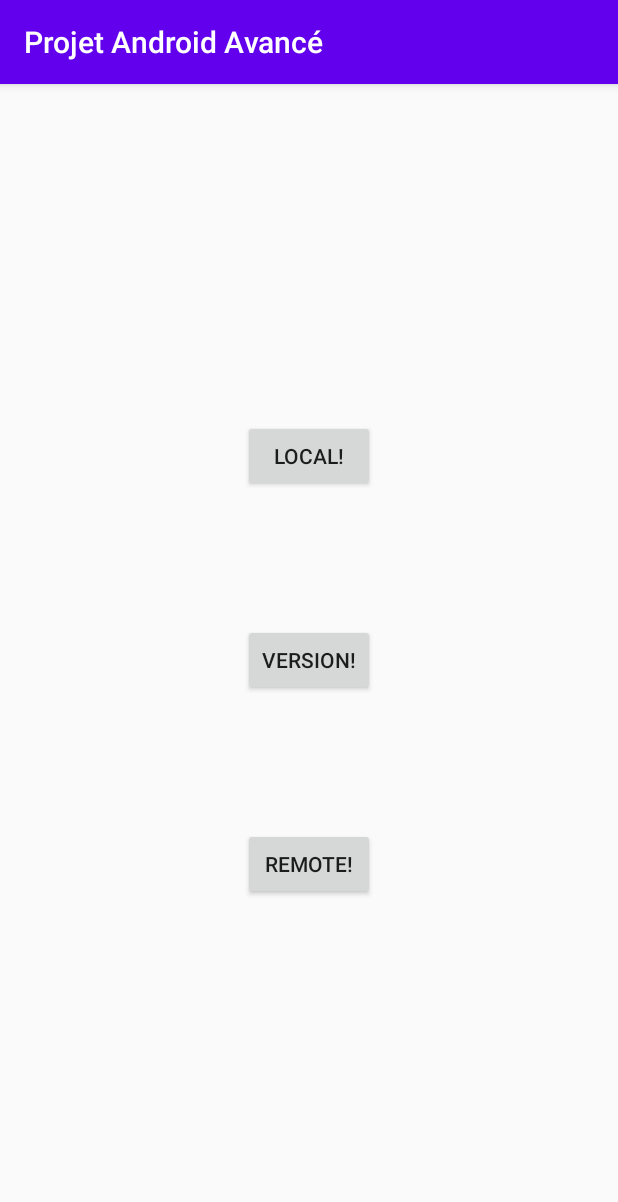
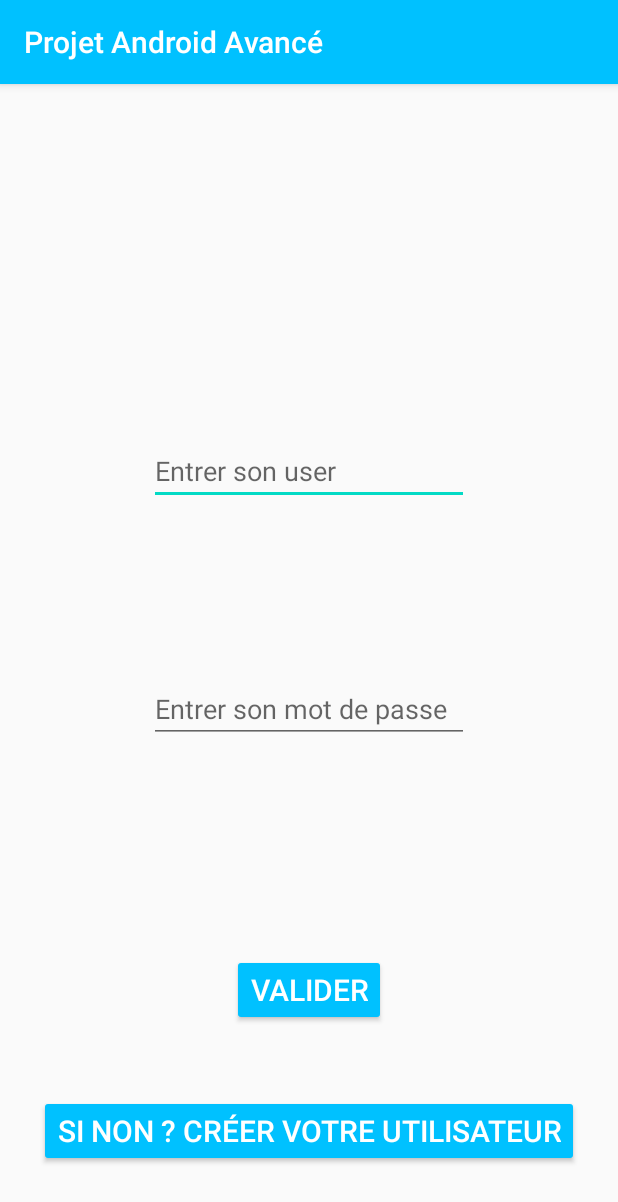
Before and after one commit to s-jeremy/Android_App_Project, an Android app: the screen it shows after launch (MainActivity before the commit, LoginActivity after it), on a phone screen of 412 x 824 dp. Shown: the top 1202 px of the screen. Run offline under Robolectric (Android 15) with nearby library versions, the phone set to English and light mode, and no system bars.

Commit message:
Add Activity UserCreation/Login + Layout + Binding Build Graddle

```diff
--- a/app/build.gradle
+++ b/app/build.gradle
@@ -6,6 +6,10 @@ apply plugin: 'kotlin-kapt'
 android {
     compileSdkVersion android_target_version
     buildToolsVersion "29.0.3"
+
+    buildFeatures {
+        viewBinding true
+    }
 
     defaultConfig {
         applicationId "com.android_app_project.app"
--- a/app/src/main/AndroidManifest.xml
+++ b/app/src/main/AndroidManifest.xml
@@ -13,6 +13,8 @@
         android:supportsRtl="true"
         android:theme="@style/AppTheme">
         <activity android:name="com.android_app_project.app.ui.view.info.InfoActivity"/>
+        <activity android:name="com.android_app_project.app.ui.view.login.LoginActivity"/>
+        <activity android:name="com.android_app_project.app.ui.view.user_creation.UserCreationActivity"/>
         <activity android:name="com.android_app_project.app.ui.view.splash.SplashActivity">
             <intent-filter>
                 <action android:name="android.intent.action.MAIN" />
--- /dev/null
+++ b/app/src/main/java/com/android_app_project/app/ui/view/login/LoginActivity.kt
@@ -0,0 +1,37 @@
+package com.android_app_project.app.ui.view.login
+
+import android.content.Context
+import android.content.Intent
+import android.os.Bundle
+import androidx.appcompat.app.AppCompatActivity
+import com.android_app_project.app.R
+import com.android_app_project.app.databinding.ActivityLoginBinding
+import com.android_app_project.app.ui.view.user_creation.UserCreationActivity
+import org.koin.android.viewmodel.ext.android.viewModel
+
+class LoginActivity : AppCompatActivity()  {
+
+    companion object {
+        fun getStartIntent(ctx: Context): Intent {
+            return Intent(ctx, LoginActivity::class.java)
+        }
+    }
+
+    private lateinit var binding: ActivityLoginBinding
+
+    private val myViewModel: LoginViewModel by viewModel()
+
+    override fun onCreate(savedInstanceState: Bundle?) {
+        super.onCreate(savedInstanceState)
+        setContentView(R.layout.activity_login)
+
+        // Binding de la vue
+        binding = ActivityLoginBinding.inflate(layoutInflater)
+        setContentView(binding.root)
+
+        binding.buttonCreateUser.setOnClickListener {
+            startActivity(UserCreationActivity.getStartIntent(this))
+        }
+
+    }
+}
--- a/app/src/main/java/com/android_app_project/app/ui/view/splash/SplashActivity.kt
+++ b/app/src/main/java/com/android_app_project/app/ui/view/splash/SplashActivity.kt
@@ -5,7 +5,7 @@ import android.os.Handler
 import android.os.Looper
 import androidx.appcompat.app.AppCompatActivity
 import com.android_app_project.app.R
-import com.android_app_project.app.ui.view.main.MainActivity
+import com.android_app_project.app.ui.view.login.LoginActivity
 
 class SplashActivity : AppCompatActivity()  {
 
@@ -15,12 +15,12 @@ class SplashActivity : AppCompatActivity()  {
 
         Handler(Looper.getMainLooper()).postDelayed({
             startActivity(
-                MainActivity.getStartIntent(
+                LoginActivity.getStartIntent(
                     this
                 )
             )
             finish()
-        }, 5000)        // Durée de l'activité : 5 sec et lancement de la MainActivity
+        }, 5000)        // Durée de l'activité : 5 sec et lancement de la LoginActivity
 
     }
 
--- /dev/null
+++ b/app/src/main/res/layout/activity_login.xml
@@ -0,0 +1,65 @@
+<?xml version="1.0" encoding="utf-8"?>
+<androidx.constraintlayout.widget.ConstraintLayout xmlns:android="http://schemas.android.com/apk/res/android"
+    xmlns:app="http://schemas.android.com/apk/res-auto"
+    xmlns:tools="http://schemas.android.com/tools"
+    android:layout_width="match_parent"
+    android:layout_height="match_parent"
+    tools:context=".ui.view.login.LoginActivity">
+
+    <EditText
+        android:id="@+id/userLogin"
+        android:layout_width="wrap_content"
+        android:layout_height="wrap_content"
+        android:ems="10"
+        android:hint="@string/inputUserLogin"
+        app:layout_constraintBottom_toBottomOf="parent"
+        app:layout_constraintEnd_toEndOf="parent"
+        app:layout_constraintStart_toStartOf="parent"
+        app:layout_constraintTop_toTopOf="parent"
+        app:layout_constraintVertical_bias="0.326"
+        android:autofillHints="User"/>
+
+    <EditText
+        android:id="@+id/passwordLogin"
+        android:layout_width="wrap_content"
+        android:layout_height="wrap_content"
+        android:ems="10"
+        android:hint="@string/inputPasswordLogin"
+        app:layout_constraintBottom_toBottomOf="parent"
+        app:layout_constraintEnd_toEndOf="parent"
+        app:layout_constraintStart_toStartOf="parent"
+        app:layout_constraintTop_toTopOf="@id/userLogin"
+        app:layout_constraintVertical_bias="0.326"
+        android:autofillHints="Password"/>
+
+    <Button
+        android:id="@+id/buttonValidate"
+        android:layout_width="wrap_content"
+        android:layout_height="wrap_content"
+        android:text="@string/validate"
+        android:textColor="@color/colorSecondary"
+        android:textSize="20dp"
+        app:backgroundTint="@color/colorPrimary"
+        app:layout_constraintBottom_toBottomOf="parent"
+        app:layout_constraintEnd_toEndOf="parent"
+        app:layout_constraintStart_toStartOf="parent"
+        app:layout_constraintTop_toBottomOf="@+id/passwordLogin"
+        app:rippleColor="@color/colorPrimary" />
+
+    <Button
+        android:id="@+id/buttonCreateUser"
+        android:layout_width="wrap_content"
+        android:layout_height="wrap_content"
+        android:text="@string/userCreation"
+        android:textColor="@color/colorSecondary"
+        android:textSize="20dp"
+        app:backgroundTint="@color/colorPrimary"
+        app:layout_constraintBottom_toBottomOf="parent"
+        app:layout_constraintEnd_toEndOf="parent"
+        app:layout_constraintStart_toStartOf="parent"
+        app:layout_constraintTop_toBottomOf="@+id/buttonValidate"
+        app:rippleColor="@color/colorPrimary" />
+
+
+
+</androidx.constraintlayout.widget.ConstraintLayout>
--- a/app/src/main/res/values/colors.xml
+++ b/app/src/main/res/values/colors.xml
@@ -1,6 +1,7 @@
 <?xml version="1.0" encoding="utf-8"?>
 <resources>
-    <color name="colorPrimary">#6200EE</color>
+    <color name="colorPrimary">#00C1FF</color>
     <color name="colorPrimaryDark">#3700B3</color>
+    <color name="colorSecondary">#FFFFFF</color>
     <color name="colorAccent">#03DAC5</color>
 </resources>
--- a/app/src/main/res/values/strings.xml
+++ b/app/src/main/res/values/strings.xml
@@ -1,3 +1,14 @@
 <resources>
     <string name="app_name">Projet Android Avancé</string>
+    <string name="inputUserLogin">Entrer son user</string>
+    <string name="inputPasswordLogin">Entrer son mot de passe</string>
+    <string name="validate">Valider</string>
+    <string name="userCreation">Si non ? Créer votre utilisateur</string>
+    <string name="inputFirstName">Prénom</string>
+    <string name="inputLastName">Nom</string>
+    <string name="inputUsername">Nom d\'utilisateur</string>
+    <string name="inputEmail">Email</string>
+    <string name="inputPassword">Mot de passe</string>
+    <string name="back">Retour</string>
+    <string name="show">Montrer</string>
 </resources>
```
Also changed, not shown: app/src/main/java/com/android_app_project/app/ui/view/login/LoginViewModel.kt (added, +17 -0 lines), app/src/main/java/com/android_app_project/app/ui/view/user_creation/UserCreationActivity.kt (added, +51 -0 lines), app/src/main/java/com/android_app_project/app/ui/view/user_creation/UserCreationViewModel.kt (added, +17 -0 lines), app/src/main/res/layout/activity_user_creation.xml (added, +111 -0 lines).
